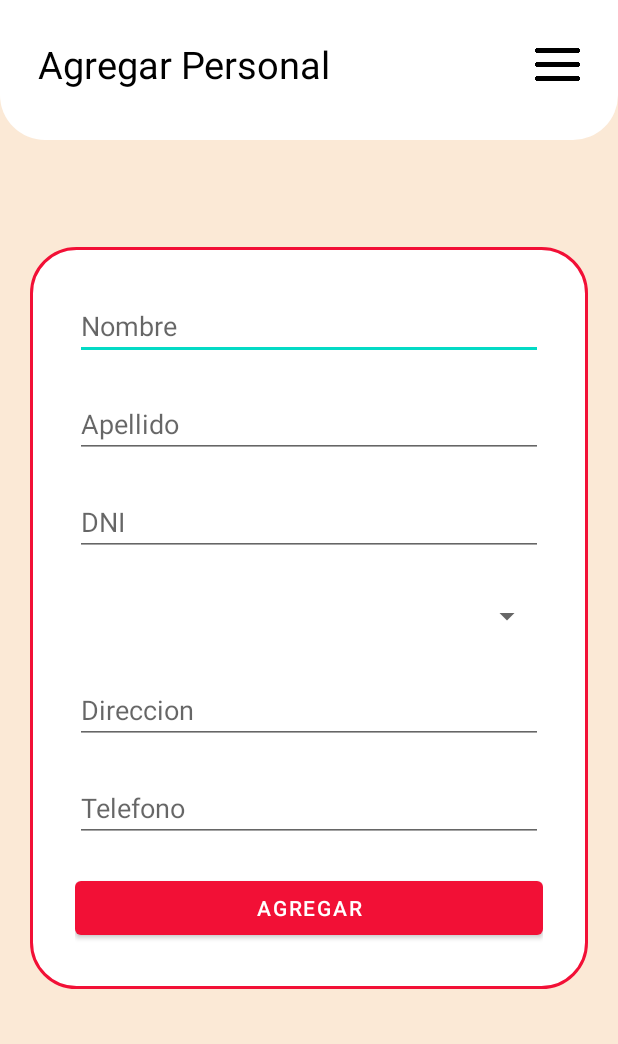
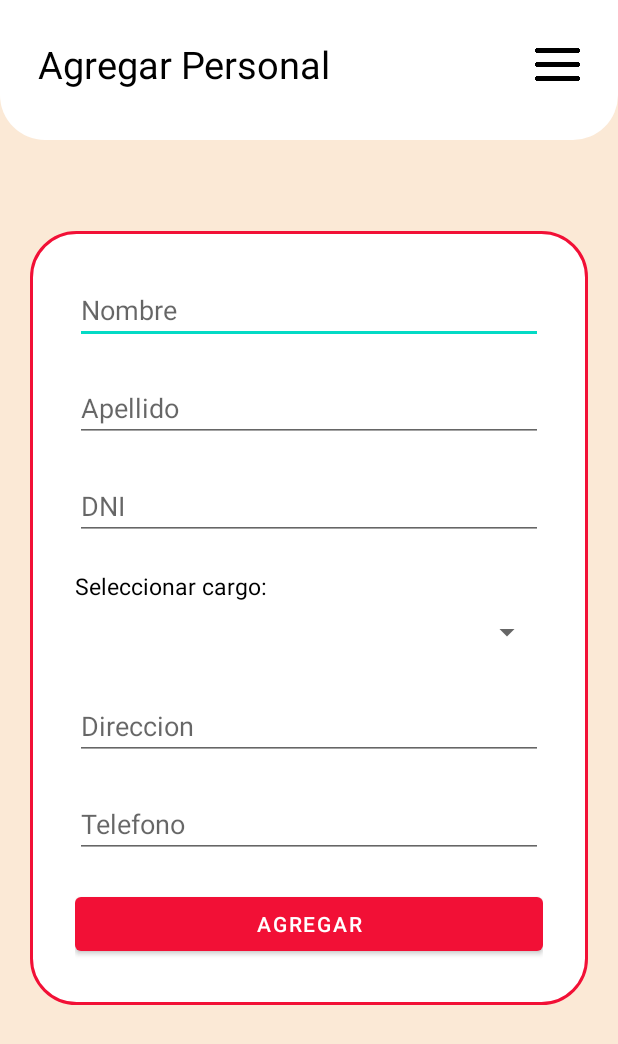
Before and after one commit to aymar1226/ProyectoRestaurante-Android, an Android app: the AgregarPersonal screen opened directly, with no data from a screen before it, on a phone screen of 412 x 824 dp. Shown: the top 1044 px of the screen. Run offline under Robolectric (Android 15) with nearby library versions, the phone set to English and light mode, and no system bars.

Commit message:
Mejora de diseño

```diff
--- a/app/src/main/res/layout/activity_agregar_personal.xml
+++ b/app/src/main/res/layout/activity_agregar_personal.xml
@@ -92,9 +92,16 @@
             android:layout_width="match_parent"
             android:layout_height="wrap_content"
             android:hint="DNI"
-            android:layout_marginBottom="20dp"/>
+            android:layout_marginBottom="20dp"
+            android:inputType="text"
+            android:maxLength="8"/>
 
-
+        <TextView
+            android:layout_width="match_parent"
+            android:layout_height="wrap_content"
+            android:text="Seleccionar cargo:"
+            android:textSize="15dp"
+            android:textColor="@color/black"/>
         <Spinner
             android:id="@+id/spinner_personal"
             android:layout_width="match_parent"
@@ -115,7 +122,9 @@
             android:layout_width="match_parent"
             android:layout_height="wrap_content"
             android:hint="Telefono"
-            android:layout_marginBottom="20dp"/>
+            android:layout_marginBottom="20dp"
+            android:inputType="number"
+            android:maxLength="9"/>
         <Button
             android:id="@+id/btnAdd"
             android:layout_width="match_parent"
```
